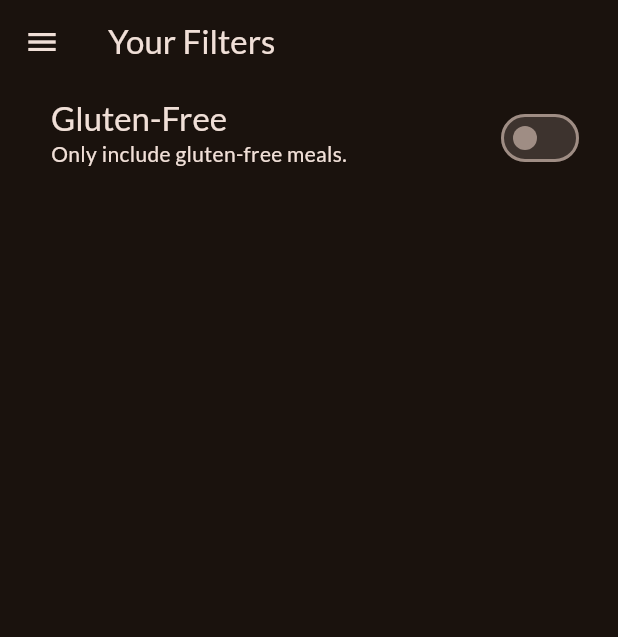
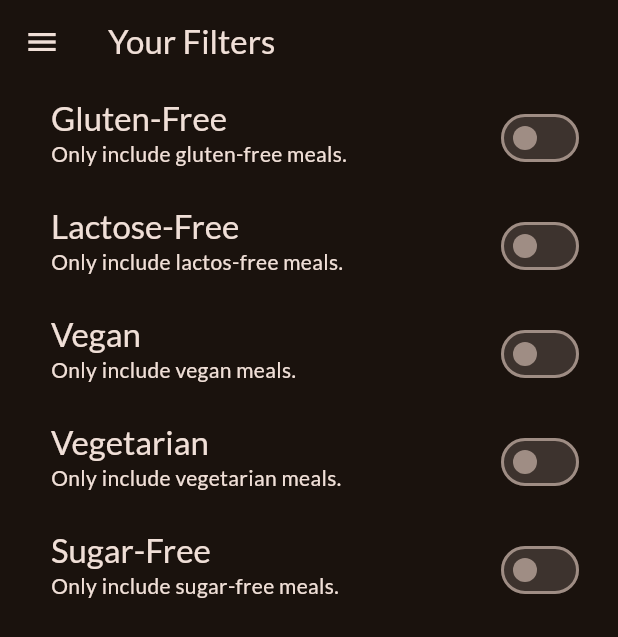
Before and after one commit to Avinash174/Meal, a Flutter app: the FiltersScreen screen opened directly, on a phone screen of 412 x 824 dp. Shown: the top 637 px of the screen. Run offline on Flutter 3.47's test engine with Material 3 defaults, Android fonts, the phone set to English and light mode, and no system bars; our stand-ins replace google_fonts, transparent_image.

Commit message:
new code change

```diff
--- a/lib/screens/filters.dart
+++ b/lib/screens/filters.dart
@@ -9,8 +9,15 @@ class FiltersScreen extends StatefulWidget {
   State<FiltersScreen> createState() => _FiltersScreenState();
 }
 
+enum Filter { glutenFree, lactoseFree, vegan, vegetarian, sugarFree }
+
 class _FiltersScreenState extends State<FiltersScreen> {
   var _isGlutenFree = false;
+  var _isLactoseFree = false;
+  var _isVegan = false;
+  var _isVegetarian = false;
+  var _isSugarFree = false;
+
   void _setGlutenFree(bool newValue) {
     setState(() {
       _isGlutenFree = newValue;
@@ -33,9 +40,24 @@ class _FiltersScreenState extends State<FiltersScreen> {
           }
         },
       ),
-      body: SwitchListTile(
+      body: WillPopScope(
+        onWillPop: () async {
+          Navigator.of(context).pop({
+            Filter.glutenFree: _isGlutenFree,
+            Filter.lactoseFree: _isLactoseFree,
+            Filter.vegan: _isVegan,
+            Filter.vegetarian: _isVegetarian,
+            Filter.sugarFree: _isSugarFree,
+          });
+          return false;
+        },
+        child: Column(
+          children: [
+            SwitchListTile(
               value: _isGlutenFree,
-        onChanged: _setGlutenFree,
+              onChanged: (ischeck) {
+                _setGlutenFree(ischeck);
+              },
               title: Text(
                 'Gluten-Free',
                 style: Theme.of(context).textTheme.titleLarge!.copyWith(
@@ -51,6 +73,97 @@ class _FiltersScreenState extends State<FiltersScreen> {
               activeColor: Theme.of(context).colorScheme.tertiary,
               contentPadding: const EdgeInsets.only(left: 34, right: 22),
             ),
+            SwitchListTile(
+              value: _isLactoseFree,
+              onChanged: (ischeck) {
+                setState(() {
+                  _isLactoseFree = ischeck;
+                });
+              },
+              title: Text(
+                'Lactose-Free',
+                style: Theme.of(context).textTheme.titleLarge!.copyWith(
+                  color: Theme.of(context).colorScheme.onBackground,
+                ),
+              ),
+              subtitle: Text(
+                'Only include lactos-free meals.',
+                style: Theme.of(context).textTheme.bodyMedium!.copyWith(
+                  color: Theme.of(context).colorScheme.onBackground,
+                ),
+              ),
+              activeColor: Theme.of(context).colorScheme.tertiary,
+              contentPadding: const EdgeInsets.only(left: 34, right: 22),
+            ),
+            SwitchListTile(
+              value: _isVegan,
+              onChanged: (ischeck) {
+                setState(() {
+                  _isVegan = ischeck;
+                });
+              },
+              title: Text(
+                'Vegan',
+                style: Theme.of(context).textTheme.titleLarge!.copyWith(
+                  color: Theme.of(context).colorScheme.onBackground,
+                ),
+              ),
+              subtitle: Text(
+                'Only include vegan meals.',
+                style: Theme.of(context).textTheme.bodyMedium!.copyWith(
+                  color: Theme.of(context).colorScheme.onBackground,
+                ),
+              ),
+              activeColor: Theme.of(context).colorScheme.tertiary,
+              contentPadding: const EdgeInsets.only(left: 34, right: 22),
+            ),
+            SwitchListTile(
+              value: _isVegetarian,
+              onChanged: (ischeck) {
+                setState(() {
+                  _isVegetarian = ischeck;
+                });
+              },
+              title: Text(
+                'Vegetarian',
+                style: Theme.of(context).textTheme.titleLarge!.copyWith(
+                  color: Theme.of(context).colorScheme.onBackground,
+                ),
+              ),
+              subtitle: Text(
+                'Only include vegetarian meals.',
+                style: Theme.of(context).textTheme.bodyMedium!.copyWith(
+                  color: Theme.of(context).colorScheme.onBackground,
+                ),
+              ),
+              activeColor: Theme.of(context).colorScheme.tertiary,
+              contentPadding: const EdgeInsets.only(left: 34, right: 22),
+            ),
+            SwitchListTile(
+              value: _isSugarFree,
+              onChanged: (ischeck) {
+                setState(() {
+                  _isSugarFree = ischeck;
+                });
+              },
+              title: Text(
+                'Sugar-Free',
+                style: Theme.of(context).textTheme.titleLarge!.copyWith(
+                  color: Theme.of(context).colorScheme.onBackground,
+                ),
+              ),
+              subtitle: Text(
+                'Only include sugar-free meals.',
+                style: Theme.of(context).textTheme.bodyMedium!.copyWith(
+                  color: Theme.of(context).colorScheme.onBackground,
+                ),
+              ),
+              activeColor: Theme.of(context).colorScheme.tertiary,
+              contentPadding: const EdgeInsets.only(left: 34, right: 22),
+            ),
+          ],
+        ),
+      ),
     );
   }
 }
```
Lines whose indentation alone changed are shown as unchanged.
